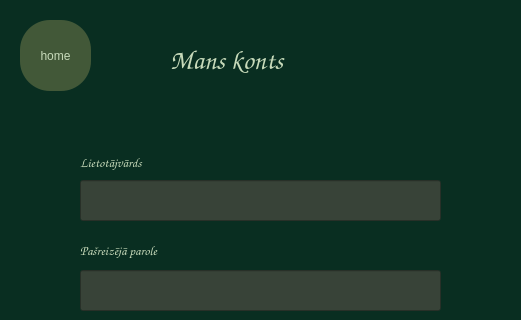
Before: the Qt Designer form ui/accountchangedata.ui in tebuu24/Senu-kolekcionars-2025, drawn with Qt 5; both pictures show x 0 to 521 and y 0 to 320 of the 521 by 850 pixel window.
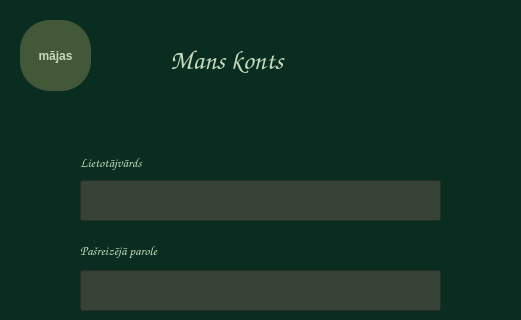
After: the same form once the commit is applied.

What changed in the file:
```diff
--- a/ui/accountchangedata.ui
+++ b/ui/accountchangedata.ui
@@ -38,13 +38,19 @@
       <height>71</height>
      </rect>
     </property>
+    <property name="font">
+     <font>
+      <weight>75</weight>
+      <bold>true</bold>
+     </font>
+    </property>
     <property name="styleSheet">
      <string notr="true">border-radius: 30px;
 background-color: rgb(66, 88, 56);
 color: rgb(199, 218, 186);</string>
     </property>
     <property name="text">
-     <string>home</string>
+     <string>mājas</string>
     </property>
    </widget>
    <widget class="QLabel" name="newtitle">
```
